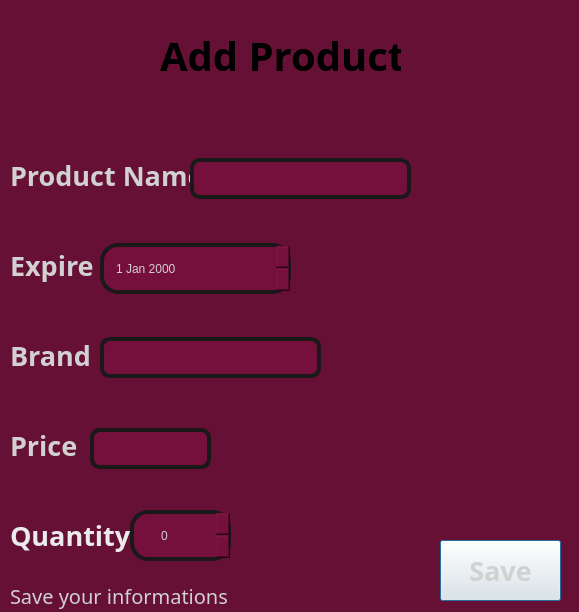
vince-exe/SweetsStore, file SweetsStore/add_product_dialog.ui: the form before one commit.
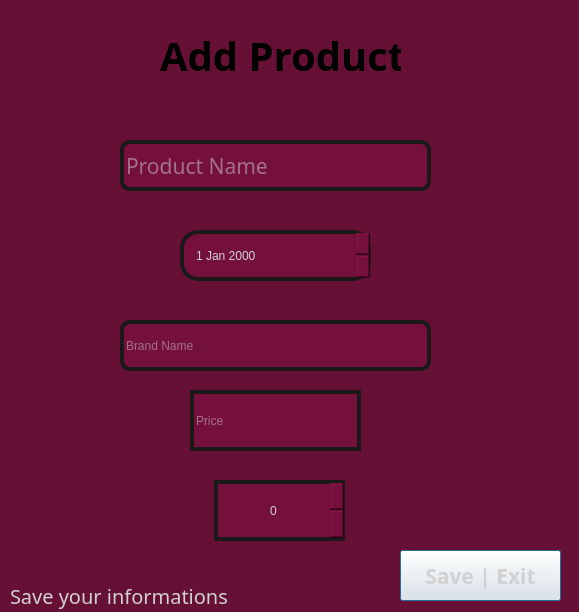
The form after the commit.

Diff of the .ui file:
```diff
--- a/SweetsStore/add_product_dialog.ui
+++ b/SweetsStore/add_product_dialog.ui
@@ -55,81 +55,41 @@
     <string>Add Product</string>
    </property>
   </widget>
-  <widget class="QLabel" name="label">
-   <property name="geometry">
-    <rect>
-     <x>10</x>
-     <y>150</y>
-     <width>221</width>
-     <height>51</height>
-    </rect>
-   </property>
-   <property name="font">
-    <font>
-     <family>HP Simplified Jpan</family>
-     <pointsize>20</pointsize>
-     <bold>true</bold>
-    </font>
-   </property>
-   <property name="styleSheet">
-    <string notr="true">QLabel {
-color: rgb(209, 209, 209);
-}</string>
-   </property>
-   <property name="text">
-    <string>Product Name</string>
-   </property>
-  </widget>
   <widget class="QLineEdit" name="prodNameBox">
    <property name="geometry">
     <rect>
-     <x>190</x>
-     <y>158</y>
-     <width>221</width>
-     <height>41</height>
+     <x>120</x>
+     <y>140</y>
+     <width>311</width>
+     <height>51</height>
     </rect>
    </property>
+   <property name="font">
+    <font>
+     <family>HP Simpified Jpan</family>
+     <pointsize>16</pointsize>
+     <italic>false</italic>
+     <bold>false</bold>
+    </font>
+   </property>
    <property name="styleSheet">
     <string notr="true">QLineEdit {
 	font: 16pt &quot;HP Simpified Jpan&quot;;
 	border: 4px solid rgb(26, 24, 24);
 	border-radius: 10px;
-	padding-left: 10px;
 	background: rgb(117, 16, 60);
 	color: rgb(209, 209, 209);
 }</string>
    </property>
-  </widget>
-  <widget class="QLabel" name="label_2">
-   <property name="geometry">
-    <rect>
-     <x>10</x>
-     <y>240</y>
-     <width>101</width>
-     <height>51</height>
-    </rect>
-   </property>
-   <property name="font">
-    <font>
-     <family>HP Simplified Jpan</family>
-     <pointsize>20</pointsize>
-     <bold>true</bold>
-    </font>
-   </property>
-   <property name="styleSheet">
-    <string notr="true">QLabel {
-color: rgb(209, 209, 209);
-}</string>
-   </property>
-   <property name="text">
-    <string>Expire</string>
+   <property name="placeholderText">
+    <string>Product Name</string>
    </property>
   </widget>
   <widget class="QDateEdit" name="dateWidget">
    <property name="geometry">
     <rect>
-     <x>100</x>
-     <y>243</y>
+     <x>180</x>
+     <y>230</y>
      <width>191</width>
      <height>51</height>
     </rect>
@@ -147,38 +107,13 @@
 }</string>
    </property>
   </widget>
-  <widget class="QLabel" name="label_3">
-   <property name="geometry">
-    <rect>
-     <x>10</x>
-     <y>330</y>
-     <width>91</width>
-     <height>51</height>
-    </rect>
-   </property>
-   <property name="font">
-    <font>
-     <family>HP Simplified Jpan</family>
-     <pointsize>20</pointsize>
-     <bold>true</bold>
-    </font>
-   </property>
-   <property name="styleSheet">
-    <string notr="true">QLabel {
-color: rgb(209, 209, 209);
-}</string>
-   </property>
-   <property name="text">
-    <string>Brand</string>
-   </property>
-  </widget>
   <widget class="QLineEdit" name="brandBox">
    <property name="geometry">
     <rect>
-     <x>100</x>
-     <y>337</y>
-     <width>221</width>
-     <height>41</height>
+     <x>120</x>
+     <y>320</y>
+     <width>311</width>
+     <height>51</height>
     </rect>
    </property>
    <property name="styleSheet">
@@ -186,96 +121,48 @@
 	font: 16pt &quot;HP Simpified Jpan&quot;;
 	border: 4px solid rgb(26, 24, 24);
 	border-radius: 10px;
-	padding-left: 10px;
 	background: rgb(117, 16, 60);
 	color: rgb(209, 209, 209);
 }</string>
    </property>
-  </widget>
-  <widget class="QLabel" name="label_4">
-   <property name="geometry">
-    <rect>
-     <x>10</x>
-     <y>420</y>
-     <width>81</width>
-     <height>51</height>
-    </rect>
-   </property>
-   <property name="font">
-    <font>
-     <family>HP Simplified Jpan</family>
-     <pointsize>20</pointsize>
-     <bold>true</bold>
-    </font>
-   </property>
-   <property name="styleSheet">
-    <string notr="true">QLabel {
-color: rgb(209, 209, 209);
-}</string>
-   </property>
-   <property name="text">
-    <string>Price</string>
+   <property name="placeholderText">
+    <string>Brand Name</string>
    </property>
   </widget>
   <widget class="QLineEdit" name="priceBox">
    <property name="geometry">
     <rect>
-     <x>90</x>
-     <y>428</y>
-     <width>121</width>
-     <height>41</height>
+     <x>190</x>
+     <y>390</y>
+     <width>171</width>
+     <height>61</height>
     </rect>
    </property>
    <property name="styleSheet">
     <string notr="true">QLineEdit {
 	font: 16pt &quot;HP Simpified Jpan&quot;;
 	border: 4px solid rgb(26, 24, 24);
-	border-radius: 10px;
-	padding-left: 34px;
 	background: rgb(117, 16, 60);
 	color: rgb(209, 209, 209);
 }</string>
    </property>
-  </widget>
-  <widget class="QLabel" name="label_5">
-   <property name="geometry">
-    <rect>
-     <x>10</x>
-     <y>510</y>
-     <width>131</width>
-     <height>51</height>
-    </rect>
-   </property>
-   <property name="font">
-    <font>
-     <family>HP Simplified Jpan</family>
-     <pointsize>20</pointsize>
-     <bold>true</bold>
-    </font>
-   </property>
-   <property name="styleSheet">
-    <string notr="true">QLabel {
-color: rgb(235, 235, 235)
-}</string>
-   </property>
-   <property name="text">
-    <string>Quantity</string>
+   <property name="placeholderText">
+    <string>Price</string>
    </property>
   </widget>
   <widget class="QSpinBox" name="qntyBox">
    <property name="geometry">
     <rect>
-     <x>130</x>
-     <y>510</y>
-     <width>101</width>
-     <height>51</height>
+     <x>214</x>
+     <y>480</y>
+     <width>131</width>
+     <height>61</height>
     </rect>
    </property>
    <property name="styleSheet">
     <string notr="true">QSpinBox {
 	border: 4px solid rgb(26, 24, 24);   
-	border-radius: 18px;
-	padding-left: 25px;
+	padding-left: 50px;
 	padding-top: 4px;
 	padding-bottom: 4px;
 	font: 700 16pt &quot;Roboto&quot;;
@@ -284,19 +171,43 @@
 }</string>
    </property>
   </widget>
+  <widget class="QLabel" name="label_6">
+   <property name="geometry">
+    <rect>
+     <x>10</x>
+     <y>580</y>
+     <width>251</width>
+     <height>31</height>
+    </rect>
+   </property>
+   <property name="font">
+    <font>
+     <family>HP Simplified Jpan</family>
+     <pointsize>15</pointsize>
+    </font>
+   </property>
+   <property name="styleSheet">
+    <string notr="true">QLabel {
+color: rgb(209, 209, 209);
+}</string>
+   </property>
+   <property name="text">
+    <string>Save your informations</string>
+   </property>
+  </widget>
   <widget class="QPushButton" name="saveButton">
    <property name="geometry">
     <rect>
-     <x>440</x>
-     <y>540</y>
-     <width>121</width>
-     <height>61</height>
+     <x>400</x>
+     <y>550</y>
+     <width>161</width>
+     <height>51</height>
     </rect>
    </property>
    <property name="font">
     <font>
      <family>HP Simplified Jpan</family>
-     <pointsize>20</pointsize>
+     <pointsize>16</pointsize>
      <bold>true</bold>
     </font>
    </property>
@@ -308,36 +219,11 @@
 }
 
 QPushButton::hover {
-border: 5px solid '#1a1818';
 background-color: rgb(84, 13, 43);
 }</string>
    </property>
    <property name="text">
-    <string>Save</string>
-   </property>
-  </widget>
-  <widget class="QLabel" name="label_6">
-   <property name="geometry">
-    <rect>
-     <x>10</x>
-     <y>580</y>
-     <width>251</width>
-     <height>31</height>
-    </rect>
-   </property>
-   <property name="font">
-    <font>
-     <family>HP Simplified Jpan</family>
-     <pointsize>15</pointsize>
-    </font>
-   </property>
-   <property name="styleSheet">
-    <string notr="true">QLabel {
-color: rgb(209, 209, 209);
-}</string>
-   </property>
-   <property name="text">
-    <string>Save your informations</string>
+    <string>Save | Exit</string>
    </property>
   </widget>
  </widget>
```
